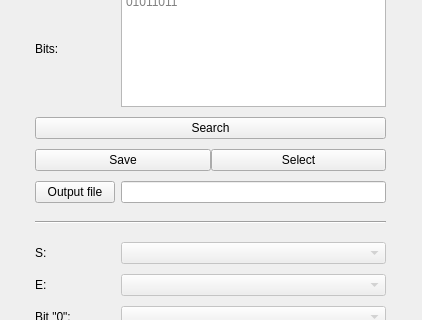
This is form.ui in miskiewiczm/dna_bits as Qt 5 draws it before an edit; both pictures show x 0 to 422 and y 220 to 540 of the 422 by 715 pixel window. The edited form follows.
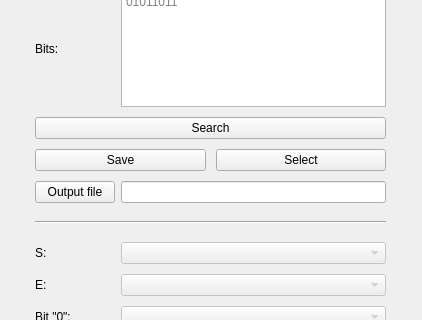
This is the edited form. The open tabs and pages were chosen to show the change.

Commit message: Added spacing between 'Save' and 'Select' buttons.

Diff of the .ui file:
```diff
--- a/form.ui
+++ b/form.ui
@@ -946,6 +946,9 @@
        </item>
        <item row="3" column="0" colspan="2">
         <layout class="QHBoxLayout" name="horizontalLayout">
+         <property name="spacing">
+           <number>10</number>
+         </property>
          <property name="leftMargin">
           <number>0</number>
          </property>
```
Left out of the diff: 2 changed lines with no effect on the pictures. The commit also changes 1 other file.
